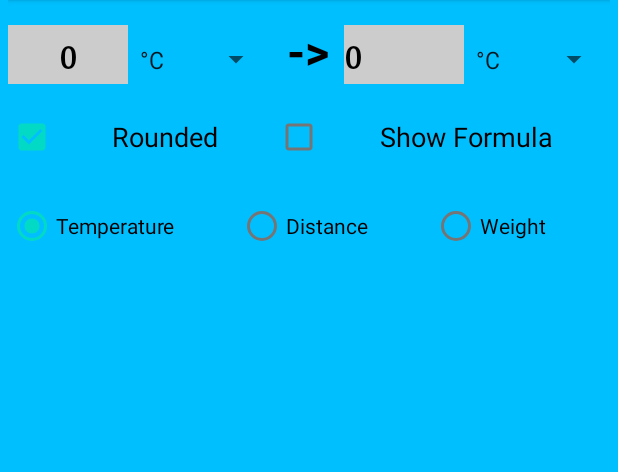
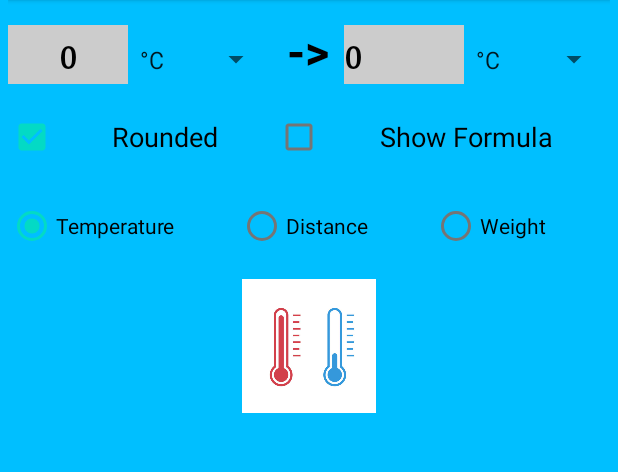
Before and after one commit to Rjndrkha/A1-Java-Basic-UIJavaEdition-forAndroid-Studio-4.x, an Android app: the screen it shows after launch (MainActivity), on a phone screen of 412 x 824 dp, the part 251-723 px from its top. Run offline under Robolectric (Android 15) with nearby library versions, the phone set to English and light mode, and no system bars.

Commit message:
Image resource and ImageView

```diff
--- a/app/src/main/res/layout/activity_main.xml
+++ b/app/src/main/res/layout/activity_main.xml
@@ -176,6 +176,17 @@
 
         </RadioGroup>
 
+        <ImageView
+            android:id="@+id/img"
+            android:layout_width="89dip"
+            android:layout_height="89dip"
+            android:layout_below="@id/radioGroup"
+            android:layout_centerHorizontal="true"
+            android:layout_marginTop="11dip"
+            android:visibility="visible"
+            app:srcCompat="@drawable/temperature" />
+
+
 
 
 
```
Also changed, not shown: app/src/main/res/drawable/temperature.jpg (added).
